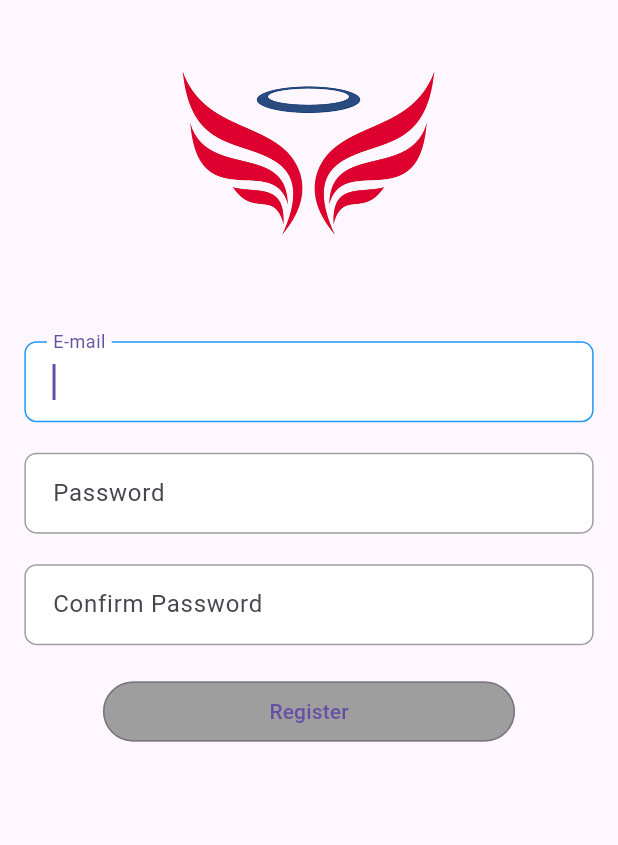
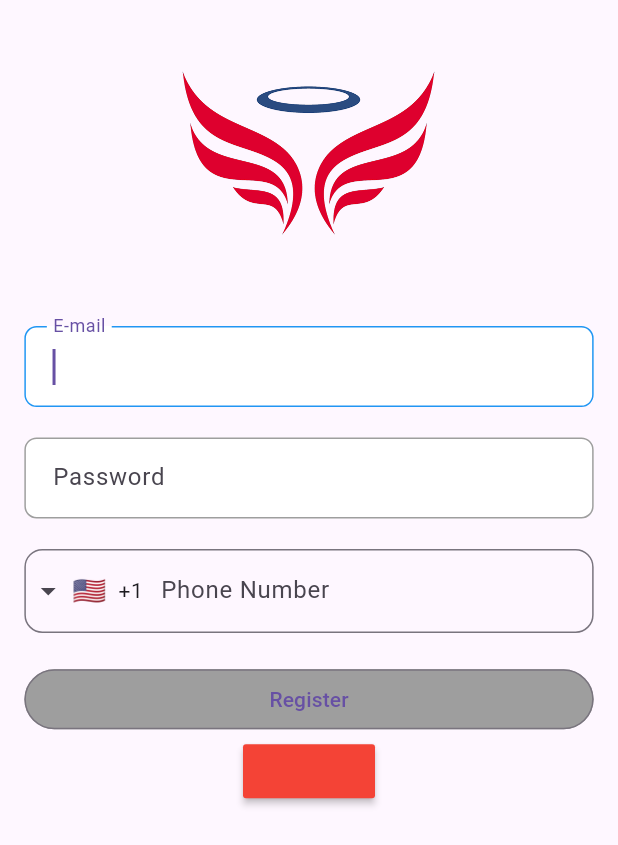
Before and after one commit to Abdelazizelsayed97/FireBase_Auth_Repo, a Flutter app: the RegisterPage screen opened directly, on a phone screen of 412 x 824 dp. Shown: the top 845 px of the screen. Run offline on Flutter 3.47's test engine with Material 3 defaults, Android fonts, the phone set to English and light mode, and no system bars; drawn by our look-alikes of intl_phone_field; our stand-ins replace bloc, dartz, equatable, firebase_auth, firebase_core, flutter_bloc and 4 more; accounts and stored records are empty; network calls fail.

Commit message:
-first commit.

```diff
--- /dev/null
+++ b/lib/core/button_widget/button_wiget.dart
@@ -0,0 +1,29 @@
+import 'package:flutter/material.dart';
+
+class AppButton extends StatelessWidget {
+  const AppButton(
+      {super.key,
+      required this.color,
+      required this.child,
+      this.width,
+      this.onPress});
+
+  final Color color;
+  final Widget child;
+  final double? width;
+  final void Function()? onPress;
+
+  @override
+  Widget build(BuildContext context) {
+    return OutlinedButton(
+        style: ButtonStyle(
+          backgroundColor: WidgetStatePropertyAll<Color>(color),
+          fixedSize: WidgetStatePropertyAll<Size>(
+            Size.fromWidth(width ?? double.maxFinite),
+          ),
+        ),
+        onPressed: onPress,
+        statesController: WidgetStatesController(),
+        child: child);
+  }
+}
--- a/lib/features/auth/domain/use_case/registration_use_case.dart
+++ b/lib/features/auth/domain/use_case/registration_via_email_use_case.dart
@@ -11,6 +11,6 @@ class RegistrationUseCase {
   RegistrationUseCase(this._authRepositories);
 
   Future<Either<Failure, UserCredential>> execute(LoginInput input) async {
-    return await _authRepositories.register(input);
+    return await _authRepositories.registerViaEmail(input);
   }
 }
--- /dev/null
+++ b/lib/features/auth/domain/use_case/registration_via_phone_number_use_case.dart
@@ -0,0 +1,27 @@
+import 'package:auth_app_firebase/core/failures/failures.dart';
+import 'package:auth_app_firebase/features/auth/domain/repository/auth_repositories.dart';
+import 'package:dartz/dartz.dart';
+import 'package:firebase_auth/firebase_auth.dart';
+
+class RegistrationViaPhoneNumberUseCase {
+  final AuthRepositories _authRepositories;
+
+  RegistrationViaPhoneNumberUseCase(this._authRepositories);
+
+  Future<Either<Failure, void>> execute({
+    required String number,
+    required void Function(PhoneAuthCredential credential)
+        verificationCompleted,
+    required void Function(FirebaseAuthException exception) verificationFailed,
+    required void Function(String verificationId, int? forceResendingToken)
+        codeSent,
+    required void Function(String verificationId) codeAutoRetrievalTimeout,
+  }) async {
+    return await _authRepositories.registerViaPhone(
+        number: number,
+        verificationCompleted: verificationCompleted,
+        verificationFailed: verificationFailed,
+        codeSent: codeSent,
+        codeAutoRetrievalTimeout: codeAutoRetrievalTimeout);
+  }
+}
--- a/lib/features/auth/login/cubit/auth_state.dart
+++ b/lib/features/auth/ui/cubit/auth_state.dart
@@ -29,4 +29,10 @@ class AuthState with _$AuthState {
   const factory AuthState.logoutSuccess() = LogoutSuccess;
 
   const factory AuthState.logoutFailure(String message) = LogoutFailure;
+
+  const factory AuthState.phoneNumberSubmitted() = PhoneNumberSubmitted;
+
+  const factory AuthState.errorOccurred(String message) = ErrorOccurred;
+
+  const factory AuthState.phoneOTPVerified() = PhoneOTPVerified;
 }
--- a/lib/features/auth/login/ui/pages/home_page.dart
+++ b/lib/features/auth/ui/ui/pages/home_page.dart
@@ -1,7 +1,8 @@
-import 'package:auth_app_firebase/features/auth/login/cubit/auth_cubit.dart';
-import 'package:auth_app_firebase/features/auth/login/ui/pages/login_page.dart';
 import 'package:flutter/material.dart';
 import 'package:flutter_bloc/flutter_bloc.dart';
+
+import '../../cubit/auth_cubit.dart';
+import 'login/login_page.dart';
 
 class HomePage extends StatelessWidget {
   const HomePage({super.key});
--- a/lib/features/auth/login/ui/pages/register_page.dart
+++ b/lib/features/auth/ui/ui/pages/sign_up/register_page.dart
@@ -1,12 +1,14 @@
 import 'package:auth_app_firebase/core/app_text_field/app_text_field.dart';
 import 'package:auth_app_firebase/core/helper/spacing.dart';
 import 'package:auth_app_firebase/features/auth/domain/entity/login_input.dart';
-import 'package:auth_app_firebase/features/auth/login/ui/pages/home_page.dart';
 import 'package:flutter/material.dart';
 import 'package:flutter_bloc/flutter_bloc.dart';
 import 'package:flutter_screenutil/flutter_screenutil.dart';
 
-import '../../cubit/auth_cubit.dart';
+import '../../../../../../core/button_widget/button_wiget.dart';
+import '../../../cubit/auth_cubit.dart';
+import '../home_page.dart';
+import 'widgets/phone_text_field.dart';
 
 class RegisterPage extends StatefulWidget {
   const RegisterPage({super.key});
@@ -18,19 +20,30 @@ class RegisterPage extends StatefulWidget {
 class _RegisterPageState extends State<RegisterPage> {
   final _emailController = TextEditingController();
   final _passWordController = TextEditingController();
-  final _confirmPassWordController = TextEditingController();
+  final _phoneNumberController = TextEditingController();
   final valueState = WidgetStatesController();
   final ValueNotifier<bool> _isValueNotifier = ValueNotifier(false);
 
   bool _isFilled() {
     if ((_emailController.text.isNotEmpty &&
         _passWordController.text.isNotEmpty &&
-        _confirmPassWordController.text.isNotEmpty)) {
+        _phoneNumberController.text.isNotEmpty)) {
       _isValueNotifier.value = true;
     } else {
       _isValueNotifier.value = false;
     }
     return _isValueNotifier.value;
+  }
+
+  @override
+  void initState() {
+    _isFilled();
+    super.initState();
+  }
+
+  void _handelPress(String phoneNumber) async {
+    context.read<AuthCubit>().registerViaPhone('+20$phoneNumber');
+    print('+20$phoneNumber');
   }
 
   @override
@@ -56,8 +69,7 @@ class _RegisterPageState extends State<RegisterPage> {
                     alignment: Alignment.bottomCenter,
                     scale: 3,
                     'lib/assets/images/pngwing.com.png'),
-                verticalSpace(20),
-                verticalSpace(20),
+                verticalSpace(30),
                 AppTextField(
                   controller: _emailController,
                   label: 'E-mail',
@@ -76,42 +88,42 @@ class _RegisterPageState extends State<RegisterPage> {
                   label: 'Password',
                 ),
                 verticalSpace(20),
-                AppTextField(
-                  onChanged: (p0) {
+                PhoneTextField(
+                  onChanged: (phone) {
+                    print(phone.completeNumber);
                     _isFilled();
                     setState(() {});
                   },
-                  controller: _confirmPassWordController,
-                  label: 'Confirm Password',
-                  validator: (p0) {
-                    if (_confirmPassWordController.text !=
-                        _passWordController.text) {
-                      return 'Passwords do not match';
-                    }
-                    setState(() {});
-                  },
+                  controller: _phoneNumberController,
                 ),
                 verticalSpace(20),
                 BlocBuilder<AuthCubit, AuthState>(
                   builder: (context, state) {
-                    return OutlinedButton(
-                      style: ButtonStyle(
-                        backgroundColor: WidgetStatePropertyAll<Color>(
-                            _isFilled() ? Colors.transparent : Colors.grey),
-                        fixedSize: WidgetStatePropertyAll<Size>(
-                          Size.fromWidth(250.w),
-                        ),
-                      ),
-                      onPressed: () {
+                    return AppButton(
+                      onPress: () {
                         _onPressed();
                       },
-                      statesController: WidgetStatesController(),
+                      color: _isFilled() ? Colors.transparent : Colors.grey,
                       child: (state is RegisterLoading)
                           ? const CircularProgressIndicator()
                           : const Text("Register"),
                     );
                   },
-                )
+                ),
+                MaterialButton(
+                    color: Colors.red,
+                    onPressed: () {
+                      _handelPress(_phoneNumberController.text);
+                      // Navigator.push(
+                      //     context,
+                      //     MaterialPageRoute(
+                      //         builder: (context) => VerifyPhoneNumberPage(
+                      //               createAccount: () {
+                      //                 print('======');
+                      //     return _handelPress(_phoneNumberController.text);
+                      //      },
+                      //  )));
+                    })
               ],
             ),
           ),
@@ -122,8 +134,7 @@ class _RegisterPageState extends State<RegisterPage> {
 
   void _onPressed() {
     if (_isFilled()) {
-      print('hsgdjkf');
-      context.read<AuthCubit>().register(LoginInput(
+      context.read<AuthCubit>().registerViaEmail(LoginInput(
           email: _emailController.text, password: _passWordController.text));
     }
   }
--- /dev/null
+++ b/lib/features/auth/ui/ui/pages/sign_up/widgets/phone_text_field.dart
@@ -0,0 +1,50 @@
+import 'package:flutter/material.dart';
+import 'package:flutter/services.dart';
+import 'package:intl_phone_field/countries.dart';
+import 'package:intl_phone_field/intl_phone_field.dart';
+import 'package:intl_phone_field/phone_number.dart';
+
+class PhoneTextField extends StatelessWidget {
+  final FocusNode focusNode = FocusNode();
+  final TextEditingController controller;
+  final void Function(PhoneNumber)? onChanged;
+
+  PhoneTextField({super.key, required this.controller, this.onChanged});
+
+  @override
+  Widget build(BuildContext context) {
+    return IntlPhoneField(
+        inputFormatters: [FilteringTextInputFormatter.digitsOnly],
+        controller: controller,
+        // focusNode: focusNode,
+        decoration: const InputDecoration(
+          counter: SizedBox.shrink(),
+          labelText: 'Phone Number',
+          border: OutlineInputBorder(
+            borderSide: BorderSide(),
+            borderRadius: BorderRadius.all(
+              Radius.circular(12),
+            ),
+          ),
+        ),
+        languageCode: "en",
+        onChanged: onChanged,
+        onCountryChanged: (country) {
+          controller.clear();
+        },
+        countries: const [
+          Country(
+              name: 'Egypt',
+              flag: '🇪🇬',
+              code: 'EG',
+              dialCode: '20',
+              nameTranslations: {
+                'EG': 'Egypt',
+              },
+              minLength: 10,
+              maxLength: 10)
+        ],
+        invalidNumberMessage:
+            'Number format not Compatible with country phone number regex');
+  }
+}
--- a/pubspec.yaml
+++ b/pubspec.yaml
@@ -14,7 +14,7 @@ dependencies:
     sdk: flutter
 
   cupertino_icons: ^1.0.6
-  flutter_bloc:
+  flutter_bloc: ^8.1.5
   internet_connection_checker: ^1.0.0+1
   get_it: ^7.6.4
   flutter_screenutil: ^5.9.0
@@ -27,9 +27,11 @@ dependencies:
   firebase_core: ^2.30.1
   firebase_database: ^10.5.5
   equatable: ^2.0.5
-  dartz:
+  dartz: ^0.10.1
   firebase_auth: ^4.2.2
   firebase_messaging: ^14.9.2
+  pinput: ^4.0.0
+  intl_phone_field: ^3.2.0
 
 
 
```
Also changed, not shown: lib/core/di/app_di.dart (+7 -4 lines), lib/features/auth/data_layer/ repositories/auth_repositories_impl.dart (+30 -2 lines), lib/features/auth/domain/repository/auth_repositories.dart (+11 -1 lines), lib/features/auth/ui/cubit/auth_cubit.dart (renamed from lib/features/auth/login/cubit/auth_cubit.dart, +39 -4 lines), lib/features/auth/ui/ui/pages/login/login_page.dart (renamed from lib/features/auth/login/ui/pages/login_page.dart, +23 -18 lines), lib/features/auth/ui/ui/pages/login/widgets/register_via_phone_number.dart (added, +26 -0 lines), lib/features/auth/ui/ui/pages/sign_up/verify_phone_number_page.dart (added, +31 -0 lines), lib/features/auth/ui/ui/pages/sign_up/widgets/confirm_phone_number.dart (added, +103 -0 lines), lib/main.dart (+12 -4 lines), lib/features/auth/data_layer/model/login_network_input_model.dart (line endings or trailing spaces), lib/features/auth/ui/cubit/auth_cubit.freezed.dart, pubspec.lock, 9 other files.
